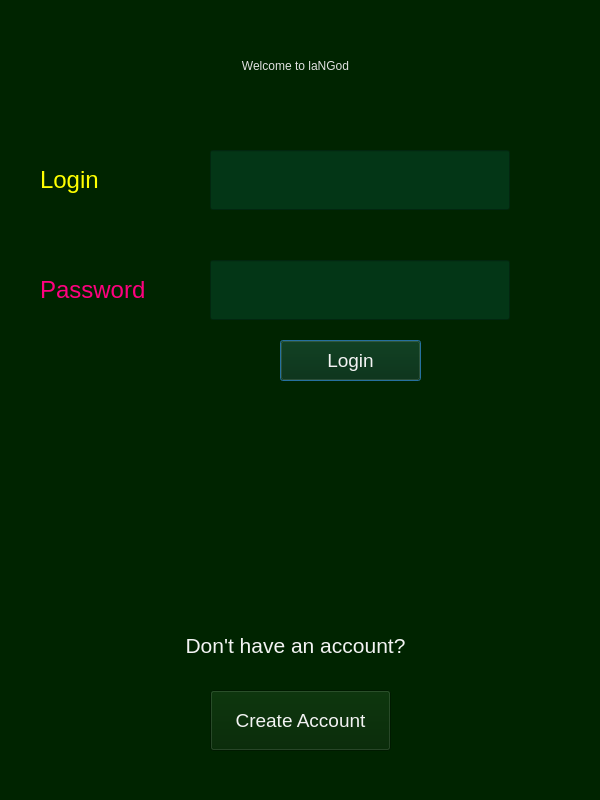
This is WindowsGraphics/SignInWindow.ui in Skripkon/App-for-learning-English-LANGOD as Qt 5 draws it before an edit. The edited form follows.
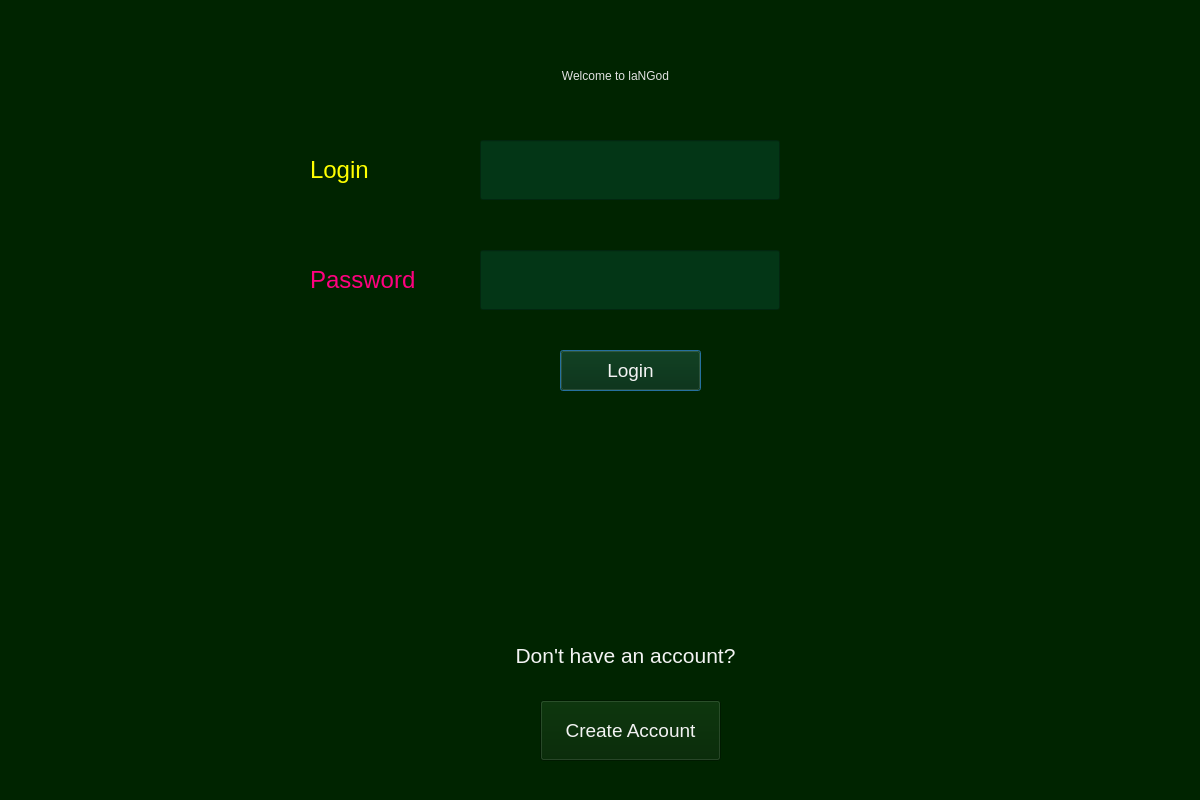
This is the edited form.

The edit to the form file:
```diff
--- a/WindowsGraphics/SignInWindow.ui
+++ b/WindowsGraphics/SignInWindow.ui
@@ -6,7 +6,7 @@
    <rect>
     <x>0</x>
     <y>0</y>
-    <width>600</width>
+    <width>1200</width>
     <height>800</height>
    </rect>
   </property>
@@ -20,8 +20,8 @@
   <widget class="QLabel" name="label">
    <property name="geometry">
     <rect>
-     <x>60</x>
-     <y>30</y>
+     <x>380</x>
+     <y>40</y>
      <width>471</width>
      <height>71</height>
     </rect>
@@ -40,8 +40,8 @@
   <widget class="QLabel" name="label_2">
    <property name="geometry">
     <rect>
-     <x>40</x>
-     <y>150</y>
+     <x>310</x>
+     <y>140</y>
      <width>81</width>
      <height>60</height>
     </rect>
@@ -58,8 +58,8 @@
   <widget class="QLineEdit" name="email">
    <property name="geometry">
     <rect>
-     <x>210</x>
-     <y>150</y>
+     <x>480</x>
+     <y>140</y>
      <width>300</width>
      <height>60</height>
     </rect>
@@ -81,8 +81,8 @@
   <widget class="QLineEdit" name="password">
    <property name="geometry">
     <rect>
-     <x>210</x>
-     <y>260</y>
+     <x>480</x>
+     <y>250</y>
      <width>300</width>
      <height>60</height>
     </rect>
@@ -101,8 +101,8 @@
   <widget class="QLabel" name="label_3">
    <property name="geometry">
     <rect>
-     <x>40</x>
-     <y>260</y>
+     <x>310</x>
+     <y>250</y>
      <width>141</width>
      <height>60</height>
     </rect>
@@ -119,8 +119,8 @@
   <widget class="QPushButton" name="loginbutton">
    <property name="geometry">
     <rect>
-     <x>280</x>
-     <y>340</y>
+     <x>560</x>
+     <y>350</y>
      <width>141</width>
      <height>41</height>
     </rect>
@@ -138,8 +138,8 @@
   <widget class="QLabel" name="label_4">
    <property name="geometry">
     <rect>
-     <x>150</x>
-     <y>620</y>
+     <x>480</x>
+     <y>630</y>
      <width>291</width>
      <height>51</height>
     </rect>
@@ -164,8 +164,8 @@
   <widget class="QPushButton" name="createaccbutton">
    <property name="geometry">
     <rect>
-     <x>210</x>
-     <y>690</y>
+     <x>540</x>
+     <y>700</y>
      <width>181</width>
      <height>61</height>
     </rect>
```
